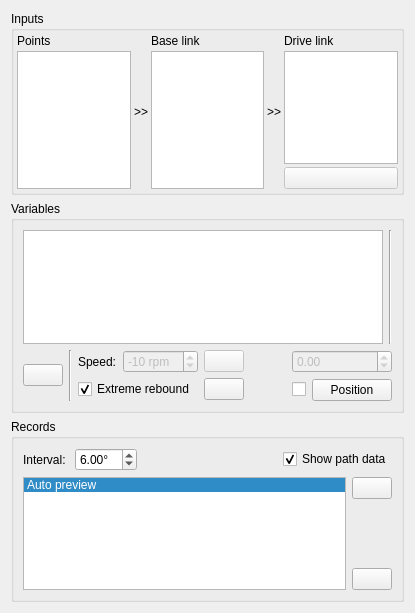
First picture: the form in core/widgets/inputs.ui, repository KmolYuan/Pyslvs-UI, before the edit.
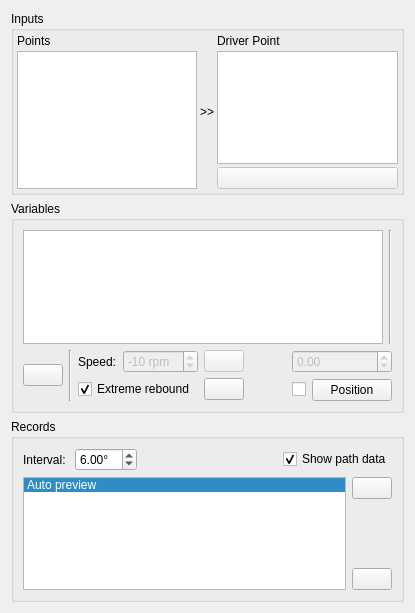
Second picture: the form after the edit. Icons and pictures are not drawn.

Commit message: Input expression changed, same as main kernel.

Diff of the .ui file:
```diff
--- a/core/widgets/inputs.ui
+++ b/core/widgets/inputs.ui
@@ -56,34 +56,6 @@
         </item>
        </layout>
       </item>
-      <item>
-       <widget class="QLabel" name="inputs_label_right1">
-        <property name="text">
-         <string>&gt;&gt;</string>
-        </property>
-       </widget>
-      </item>
-      <item>
-       <layout class="QVBoxLayout" name="verticalLayout_15">
-        <item>
-         <widget class="QLabel" name="base_link_list_lable">
-          <property name="text">
-           <string>Base link</string>
-          </property>
-         </widget>
-        </item>
-        <item>
-         <widget class="QListWidget" name="base_link_list">
-          <property name="statusTip">
-           <string>Coordinate reference.</string>
-          </property>
-          <property name="editTriggers">
-           <set>QAbstractItemView::NoEditTriggers</set>
-          </property>
-         </widget>
-        </item>
-       </layout>
-      </item>
       <item>
        <widget class="QLabel" name="inputs_label_right2">
         <property name="text">
@@ -96,7 +68,7 @@
         <item>
          <widget class="QLabel" name="drive_link_list_lable">
           <property name="text">
-           <string>Drive link</string>
+           <string>Driver Point</string>
           </property>
          </widget>
         </item>
```
Left out of the diff: 4 changed lines with no effect on the pictures. The commit also changes 11 other files.
